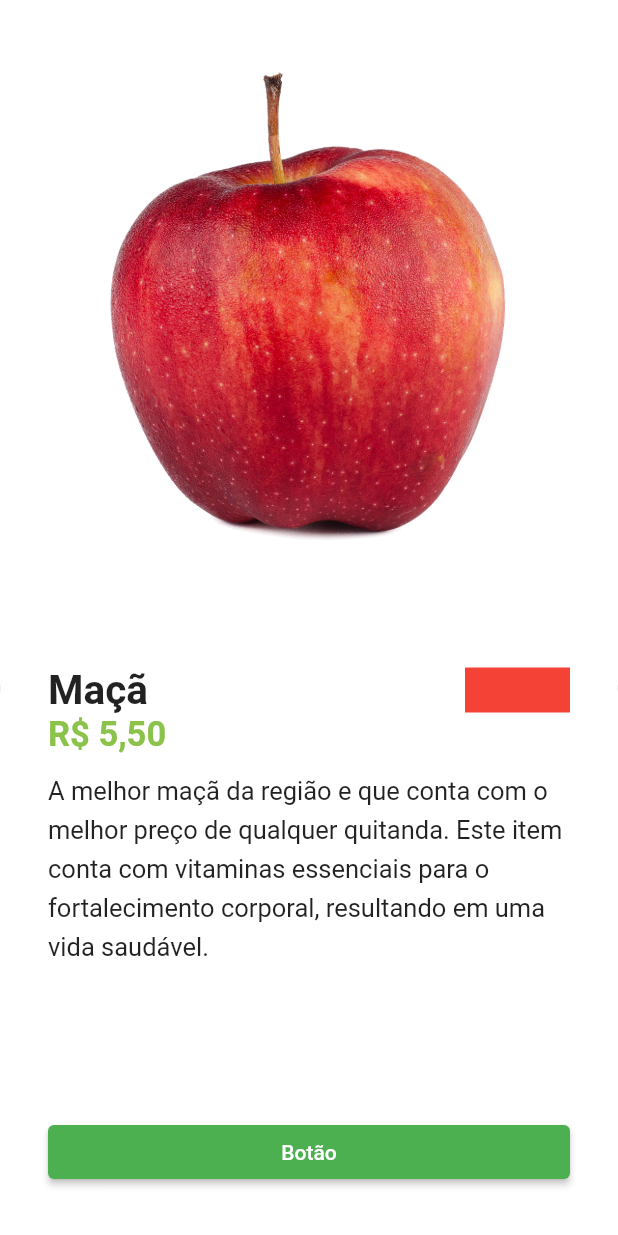
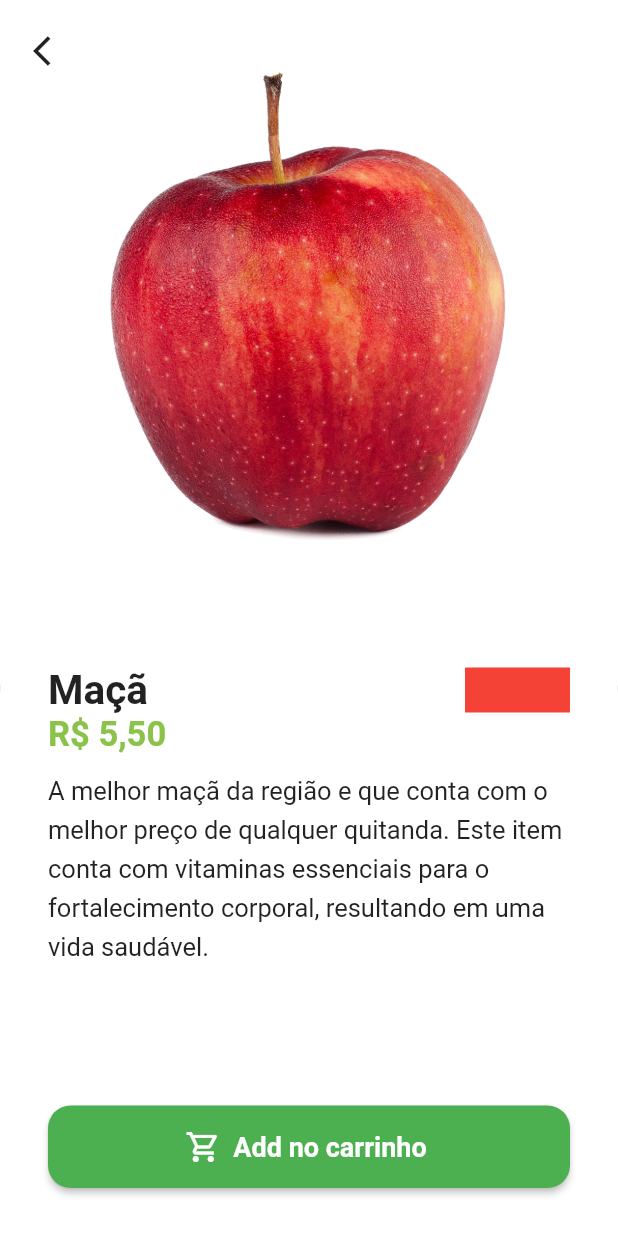
Before and after one commit to luizmineiro/quintanda_virtual, a Flutter app: the HomeTab screen opened directly, after a tap on "Maçã", on a phone screen of 412 x 824 dp. Run offline on Flutter 3.47's test engine with Material 2 defaults, Android fonts, the phone set to English and light mode, and no system bars; our stand-ins replace animated_text_kit, mask_text_input_formatter.

Commit message:
Botão de add no carrinho e animação Hero

```diff
--- a/lib/src/pages/home/components/item_tile.dart
+++ b/lib/src/pages/home/components/item_tile.dart
@@ -38,7 +38,12 @@ class ItemTile extends StatelessWidget {
                 crossAxisAlignment: CrossAxisAlignment.stretch,
                 children: [
                   //*Imagem
-                  Expanded(child: Image.asset(item.imgUrl)),
+                  Expanded(
+                    child: Hero(
+                      tag: item.imgUrl,
+                      child: Image.asset(item.imgUrl),
+                    ),
+                  ),
                   //*Nome
                   Text(
                     item.itemName,
--- a/lib/src/pages/product/product_screen.dart
+++ b/lib/src/pages/product/product_screen.dart
@@ -12,10 +12,16 @@ class ProductScreen extends StatelessWidget {
   Widget build(BuildContext context) {
     return Scaffold(
       backgroundColor: Colors.white.withAlpha(230),
-      body: Column(
+      body: Stack(
+        children: [
+          //* Conteudo
+          Column(
             children: [
               Expanded(
+                child: Hero(
+                  tag: item.imgUrl,
                   child: Image.asset(item.imgUrl),
+                ),
               ),
               Expanded(
                 child: Container(
@@ -81,11 +87,42 @@ class ProductScreen extends StatelessWidget {
                         ),
                       ),
                       //* Botão add carrinho
-                  ElevatedButton(
+                      SizedBox(
+                        height: 55,
+                        child: ElevatedButton.icon(
+                          style: ElevatedButton.styleFrom(
+                            shape: RoundedRectangleBorder(
+                              borderRadius: BorderRadius.circular(15),
+                            ),
+                          ),
                           onPressed: () {},
-                    child: const Text('Botão'),
+                          label: const Text(
+                            'Add no carrinho',
+                            style: TextStyle(
+                              fontSize: 18,
+                              fontWeight: FontWeight.bold,
+                            ),
+                          ),
+                          icon: const Icon(
+                            Icons.shopping_cart_outlined,
+                            color: Colors.white,
+                          ),
+                        ),
                       )
                     ],
+                  ),
+                ),
+              )
+            ],
+          ),
+
+          Positioned(
+            left: 10,
+            top: 10,
+            child: SafeArea(
+              child: IconButton(
+                onPressed: () => Navigator.of(context).pop(),
+                icon: const Icon(Icons.arrow_back_ios),
               ),
             ),
           )
```
Lines whose indentation alone changed are shown as unchanged.
